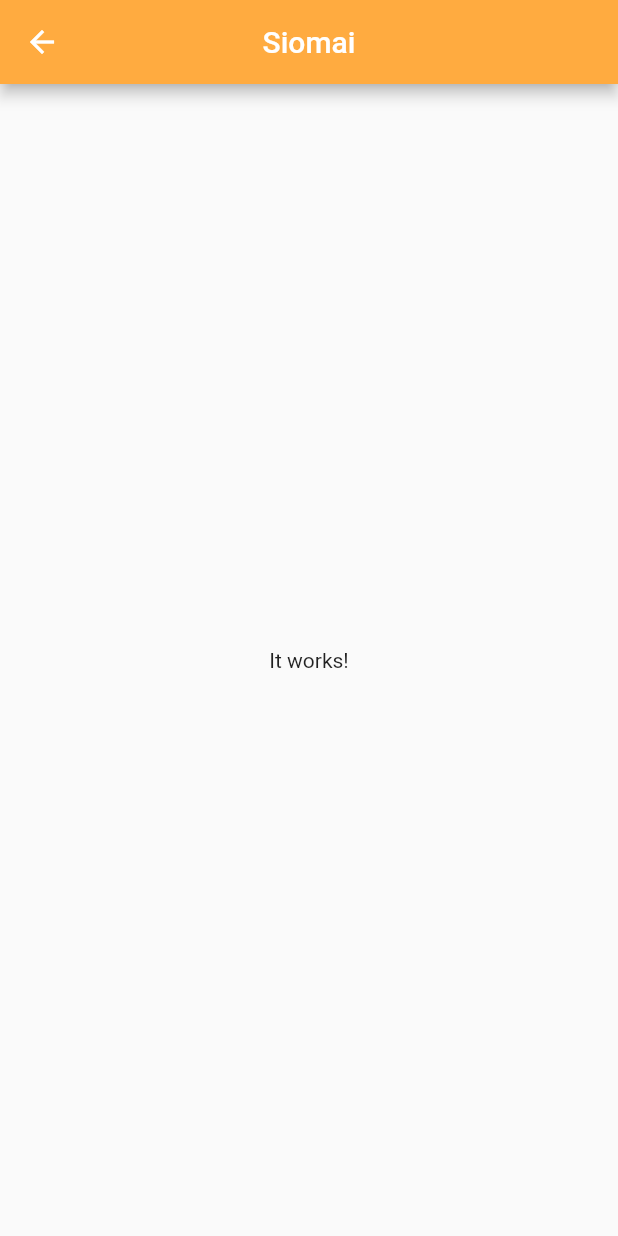
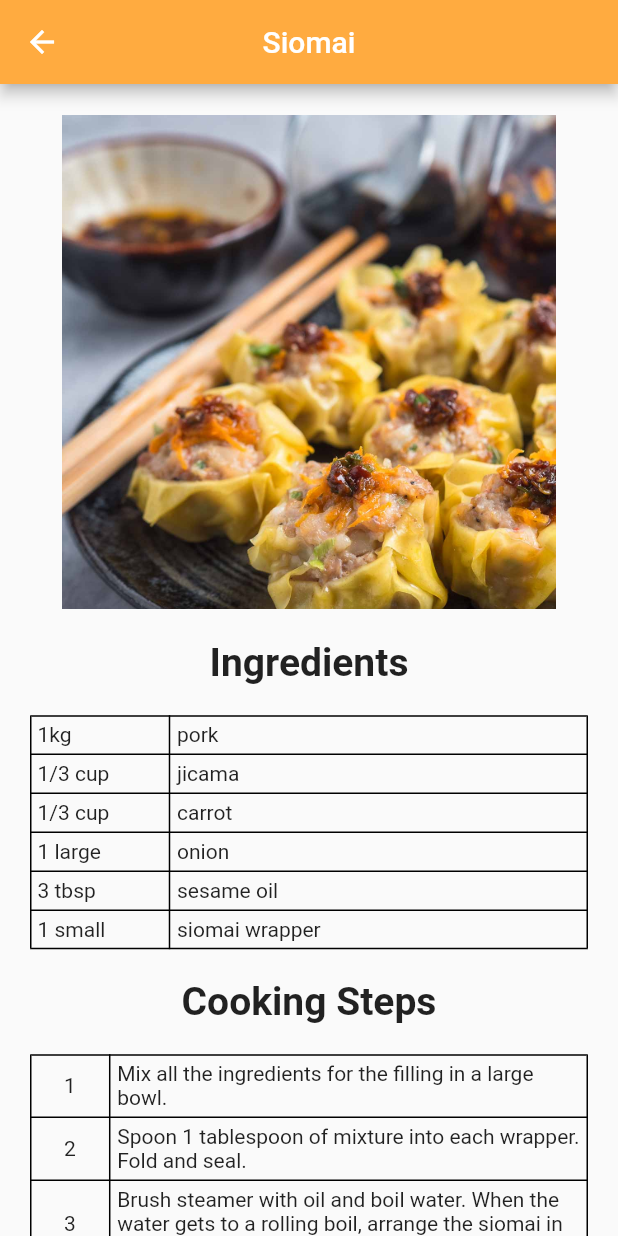
Before and after one commit to jzandag/flutter-basics-exercise, a Flutter app: the screen it shows after launch, after a tap on "Siomai", on a phone screen of 412 x 824 dp. Run offline on Flutter 3.47's test engine with Material 2 defaults, Android fonts, the phone set to English and light mode, and no system bars.

Commit message:
Add second page when user clicks

```diff
--- a/lib/main.dart
+++ b/lib/main.dart
@@ -1,5 +1,5 @@
 import 'package:flutter/material.dart';
-import 'package:flutter_basic_exercise/dish_list_view.dart';
+import 'package:flutter_basic_exercise/screens/dish_list_view.dart';
 
 void main() {
   runApp(const MyApp());
@@ -19,7 +19,7 @@ class MyApp extends StatelessWidget {
           secondary: Colors.redAccent,
         ),
       ),
-      home: const DishListView(),
+      home: DishListView(),
     );
   }
 }
--- a/lib/model/dish.dart
+++ b/lib/model/dish.dart
@@ -6,8 +6,7 @@ class Dish {
   final List<Ingredient> ingredients;
   final List<String> cookingSteps;
 
-  Dish(
-      {required this.name,
+  Dish({required this.name,
       required this.imgPath,
       required this.ingredients,
       required this.cookingSteps});
--- a/lib/screens/dish_item_view.dart
+++ b/lib/screens/dish_item_view.dart
@@ -1,20 +1,100 @@
 import 'package:flutter/material.dart';
 import 'package:flutter_basic_exercise/model/dish.dart';
+import 'package:flutter_basic_exercise/util/common.dart';
 
 class DishItemView extends StatelessWidget {
   final Dish dish;
 
   const DishItemView({Key? key, required this.dish}) : super(key: key);
 
+  Widget _createIngredientsTable() {
+    return Container(
+      padding: const EdgeInsets.all(20),
+      child: Table(
+        border: TableBorder.all(),
+        columnWidths: const <int, TableColumnWidth>{
+          0: FlexColumnWidth(1),
+          1: FlexColumnWidth(3),
+        },
+        defaultVerticalAlignment: TableCellVerticalAlignment.middle,
+        children: dish.ingredients
+            .map(
+              (ingredient) => TableRow(children: [
+                Container(
+                    padding: const EdgeInsets.all(5),
+                    child: Text(ingredient.amount)),
+                Container(
+                    padding: const EdgeInsets.all(5),
+                    child: Text(ingredient.name))
+              ]),
+            )
+            .toList(),
+      ),
+    );
+  }
+
+  Widget _createCookingStepsTable() {
+    return Container(
+      padding: const EdgeInsets.all(20),
+      child: Table(
+        border: TableBorder.all(),
+        columnWidths: const <int, TableColumnWidth>{
+          0: FlexColumnWidth(1),
+          1: FlexColumnWidth(6),
+        },
+        defaultVerticalAlignment: TableCellVerticalAlignment.middle,
+        children: dish.cookingSteps
+            .asMap()
+            .map(
+              (i, step) => MapEntry(
+                i,
+                TableRow(children: [
+                  Container(
+                      padding: const EdgeInsets.all(5),
+                      child: Center(child: Text('${i + 1}'))),
+                  Container(padding: const EdgeInsets.all(5), child: Text(step))
+                ]),
+              ),
+            )
+            .values
+            .toList(),
+      ),
+    );
+  }
+
   @override
   Widget build(BuildContext context) {
+    final screenData = MediaQuery.of(context).size;
+
     return Scaffold(
       appBar: AppBar(
         title: Text(dish.name),
         centerTitle: true,
       ),
-      body: Center(
-        child: Text('It works!'),
+      body: SingleChildScrollView(
+        child: Column(
+          children: [
+            Padding(
+              padding: EdgeInsets.symmetric(vertical: screenData.width * 0.05),
+              child: Image.asset(
+                'assets/${dish.imgPath}.jpg',
+                fit: BoxFit.cover,
+                width: screenData.width * 0.8,
+                height: screenData.height * 0.4,
+              ),
+            ),
+            const Text(
+              'Ingredients',
+              style: Common.pageHeadingTextStyle,
+            ),
+            _createIngredientsTable(),
+            const Text(
+              'Cooking Steps',
+              style: Common.pageHeadingTextStyle,
+            ),
+            _createCookingStepsTable()
+          ],
+        ),
       ),
     );
   }
--- /dev/null
+++ b/lib/screens/dish_list_view.dart
@@ -0,0 +1,70 @@
+import 'package:flutter/material.dart';
+import 'package:flutter_basic_exercise/model/dish.dart';
+import 'package:flutter_basic_exercise/screens/dish_item_view.dart';
+import 'package:flutter_basic_exercise/util/common.dart';
+import 'package:flutter_basic_exercise/util/data_initializer.dart';
+
+class DishListView extends StatelessWidget {
+  DishListView({Key? key}) : super(key: key);
+
+  final List<Dish> dishList = DataInitializer.getInitialData();
+
+  Widget _createDishCard(BuildContext context, int index) {
+    return Card(
+      margin: const EdgeInsets.symmetric(horizontal: 20, vertical: 5),
+      child: ListTile(
+        title: Text(dishList[index].name),
+        trailing: const Icon(Icons.arrow_forward_ios),
+        onTap: () {
+          Navigator.push(
+            context,
+            MaterialPageRoute(
+              builder: (context) => DishItemView(
+                dish: dishList[index],
+              ),
+            ),
+          );
+        },
+      ),
+    );
+  }
+
+  @override
+  Widget build(BuildContext context) {
+    final screenData = MediaQuery.of(context).size;
+
+    return Scaffold(
+      appBar: AppBar(
+        title: const Text('Dishes List'),
+        centerTitle: true,
+      ),
+      body: Column(
+        children: [
+          Padding(
+            padding: EdgeInsets.all(screenData.width * 0.05),
+            child: Image.asset(
+              'assets/dishes-main.jpg',
+              fit: BoxFit.cover,
+            ),
+          ),
+          const Padding(
+            padding: EdgeInsets.only(bottom: 10, top: 15),
+            child: Text(
+              'My favorite dishes',
+              style: Common.pageHeadingTextStyle,
+            ),
+          ),
+          Expanded(
+            child: ListView.builder(
+              shrinkWrap: true,
+              itemCount: dishList.length,
+              itemBuilder: (context, index) {
+                return _createDishCard(context, index);
+              },
+            ),
+          )
+        ],
+      ),
+    );
+  }
+}
--- a/lib/util/data_initializer.dart
+++ b/lib/util/data_initializer.dart
@@ -29,7 +29,7 @@ class DataInitializer {
         Ingredient(name: 'bay leaf', amount: '3 piece'),
         Ingredient(name: 'whole peppercorn', amount: '1 tsp'),
       ]),
-      Dish(name: 'Filipino Chicken Tinola', imgPath: 'tinola', cookingSteps: [
+      Dish(name: 'Chicken Tinola', imgPath: 'tinola', cookingSteps: [
         'Sauté the garlic, onion, and ginger',
         'Put-in the chicken and cook until color turns light brown',
         'Add the fish sauce. Stir. Pour rice washing into the cooking pot. Let boil. Cover the pot and simmer for 45 minutes. Note: add water if needed.',
@@ -46,7 +46,7 @@ class DataInitializer {
         Ingredient(name: 'fish sauce', amount: '2 tbsp'),
         Ingredient(name: 'pepper leaves', amount: '1 cup'),
       ]),
-      Dish(name: 'Spaghetti', imgPath: 'tinola', cookingSteps: [
+      Dish(name: 'Spaghetti', imgPath: 'spaghetti', cookingSteps: [
         'In a large pot, pour the water in and bring to a boil. Put in salt.',
         'Add the Spaghetti Noodles and cook until tender (see package for cooking time) then set aside',
         'Using a separate pan, saute the garlic and onions',
@@ -64,7 +64,7 @@ class DataInitializer {
         Ingredient(name: 'ground meat', amount: '1.5 lb'),
         Ingredient(name: 'hotdog', amount: '2-4 piece'),
       ]),
-      Dish(name: 'Fried Chicken', imgPath: 'tinola', cookingSteps: [
+      Dish(name: 'Fried Chicken', imgPath: 'fried-chicken', cookingSteps: [
         'Combine chicken, onion powder, nutmeg, cooking wine, patis, and Knorr SavorRich. Mix well and make sure that the chicken gets completely coated. Transfer everything to a resealable bag. Seal the bag and marinate overnight inside the refrigerator.',
         'Arrange the marinated chicken drumsticks on a steamer. Boil water and steam the chicken for 45 minutes.',
         'Remove the chicken from the steamer. Arrange over a wire rack. Air dry for 1 hour.',
```
Also changed, not shown: lib/dish_list_view.dart (deleted, +0 -142 lines), assets/adobo.jpg.
